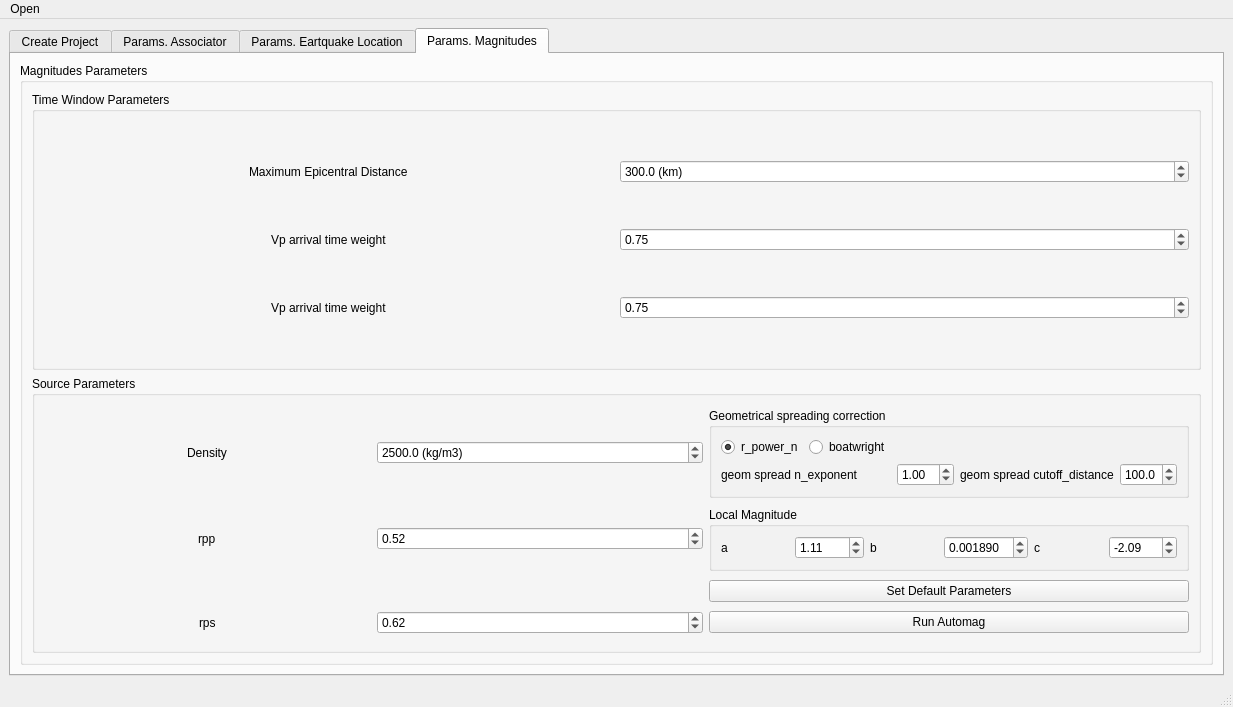
Old version of the form loc_flow_isp/resources/designer_uis/loc_flow.ui in the repository rcabdia/SurfQuake.
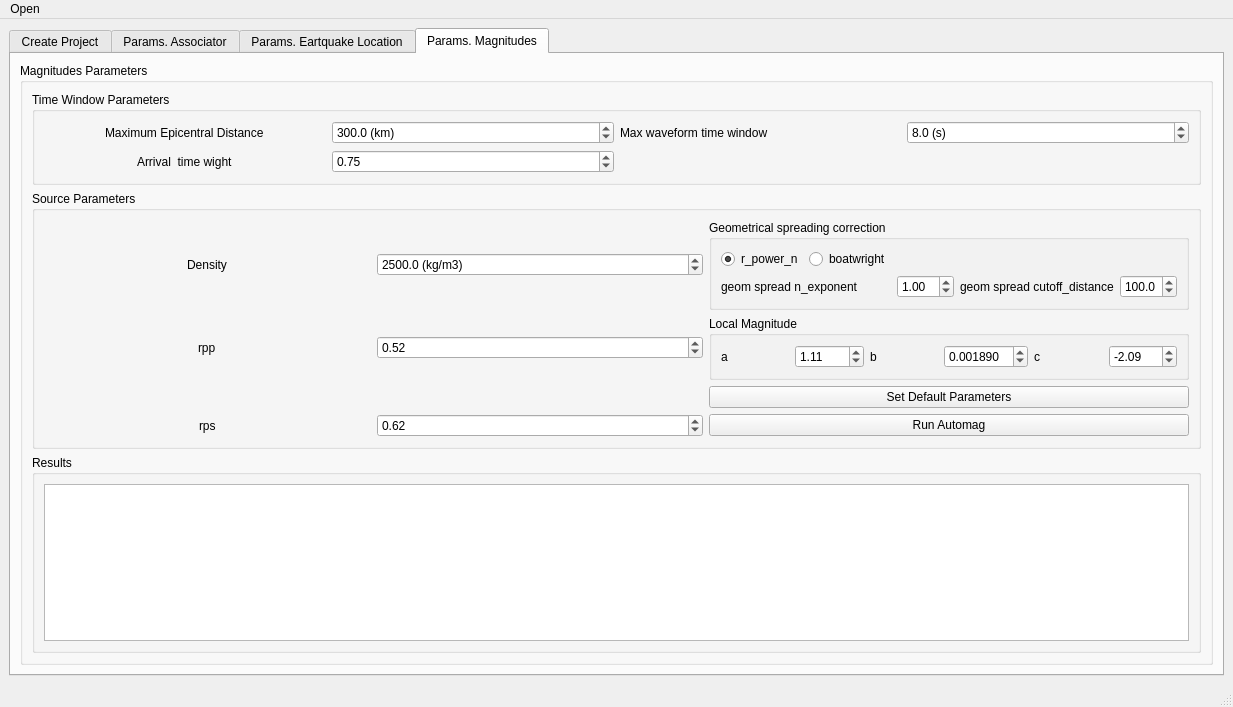
New version of the form. The open tabs and pages were chosen to show the change. Icons and pictures are not drawn.

Commit message: Improved Automag. Incorporated loop over events. Improved GUI

Patch:
```diff
--- a/loc_flow_isp/resources/designer_uis/loc_flow.ui
+++ b/loc_flow_isp/resources/designer_uis/loc_flow.ui
@@ -28,7 +28,7 @@
     <item>
      <widget class="QTabWidget" name="tabWidget">
       <property name="currentIndex">
-       <number>1</number>
+       <number>3</number>
       </property>
       <widget class="QWidget" name="tab_4">
        <attribute name="title">
@@ -1224,6 +1224,27 @@
                 <string>Time Window Parameters</string>
                </property>
                <layout class="QGridLayout" name="gridLayout_4">
+                <item row="1" column="0" alignment="Qt::AlignHCenter">
+                 <widget class="QLabel" name="label_29">
+                  <property name="text">
+                   <string>Arrival  time wight</string>
+                  </property>
+                 </widget>
+                </item>
+                <item row="0" column="0" alignment="Qt::AlignHCenter">
+                 <widget class="QLabel" name="label_26">
+                  <property name="text">
+                   <string>Maximum Epicentral Distance</string>
+                  </property>
+                 </widget>
+                </item>
+                <item row="0" column="2">
+                 <widget class="QLabel" name="label_30">
+                  <property name="text">
+                   <string>Max waveform time window</string>
+                  </property>
+                 </widget>
+                </item>
                 <item row="0" column="1">
                  <widget class="QDoubleSpinBox" name="mag_max_distDB">
                   <property name="prefix">
@@ -1246,29 +1267,8 @@
                   </property>
                  </widget>
                 </item>
-                <item row="0" column="0" alignment="Qt::AlignHCenter">
-                 <widget class="QLabel" name="label_26">
-                  <property name="text">
-                   <string>Maximum Epicentral Distance</string>
-                  </property>
-                 </widget>
-                </item>
-                <item row="1" column="0" alignment="Qt::AlignHCenter">
-                 <widget class="QLabel" name="label_29">
-                  <property name="text">
-                   <string>Vp arrival time weight</string>
-                  </property>
-                 </widget>
-                </item>
-                <item row="2" column="0" alignment="Qt::AlignHCenter">
-                 <widget class="QLabel" name="label_30">
-                  <property name="text">
-                   <string>Vp arrival time weight</string>
-                  </property>
-                 </widget>
-                </item>
                 <item row="1" column="1">
-                 <widget class="QDoubleSpinBox" name="doubleSpinBox">
+                 <widget class="QDoubleSpinBox" name="mag_vpweightDB">
                   <property name="maximum">
                    <double>1.000000000000000</double>
                   </property>
@@ -1280,10 +1280,16 @@
                   </property>
                  </widget>
                 </item>
-                <item row="2" column="1">
-                 <widget class="QDoubleSpinBox" name="doubleSpinBox_5">
+                <item row="0" column="3">
+                 <widget class="QDoubleSpinBox" name="win_lengthDB">
+                  <property name="suffix">
+                   <string> (s)</string>
+                  </property>
+                  <property name="decimals">
+                   <number>1</number>
+                  </property>
                   <property name="value">
-                   <double>0.750000000000000</double>
+                   <double>8.000000000000000</double>
                   </property>
                  </widget>
                 </item>
@@ -1300,70 +1306,6 @@
                 <string>Source Parameters</string>
                </property>
                <layout class="QGridLayout" name="gridLayout_13">
-                <item row="0" column="2">
-                 <widget class="QGroupBox" name="groupBox_14">
-                  <property name="title">
-                   <string>Geometrical spreading correction</string>
-                  </property>
-                  <layout class="QGridLayout" name="gridLayout_15">
-                   <item row="2" column="0">
-                    <widget class="QLabel" name="label_27">
-                     <property name="text">
-                      <string>geom spread n_exponent</string>
-                     </property>
-                    </widget>
-                   </item>
-                   <item row="0" column="0">
-                    <layout class="QHBoxLayout" name="horizontalLayout_2">
-                     <item>
-                      <widget class="QRadioButton" name="radioButton">
-                       <property name="text">
-                        <string>r_power_n</string>
-                       </property>
-                       <property name="checked">
-                        <bool>true</bool>
-                       </property>
-                      </widget>
-                     </item>
-                     <item>
-                      <widget class="QRadioButton" name="radioButton_2">
-                       <property name="text">
-                        <string>boatwright</string>
-                       </property>
-                      </widget>
-                     </item>
-                    </layout>
-                   </item>
-                   <item row="2" column="1">
-                    <widget class="QDoubleSpinBox" name="doubleSpinBox_6">
-                     <property name="value">
-                      <double>1.000000000000000</double>
-                     </property>
-                    </widget>
-                   </item>
-                   <item row="2" column="2">
-                    <widget class="QLabel" name="label_28">
-                     <property name="text">
-                      <string>geom spread cutoff_distance</string>
-                     </property>
-                    </widget>
-                   </item>
-                   <item row="2" column="3">
-                    <widget class="QDoubleSpinBox" name="doubleSpinBox_7">
-                     <property name="decimals">
-                      <number>1</number>
-                     </property>
-                     <property name="maximum">
-                      <double>400.000000000000000</double>
-                     </property>
-                     <property name="value">
-                      <double>100.000000000000000</double>
-                     </property>
-                    </widget>
-                   </item>
-                  </layout>
-                 </widget>
-                </item>
                 <item row="1" column="2">
                  <widget class="QGroupBox" name="groupBox_15">
                   <property name="title">
@@ -1421,20 +1363,6 @@
                   </layout>
                  </widget>
                 </item>
-                <item row="3" column="2">
-                 <widget class="QPushButton" name="mag_runBtn">
-                  <property name="text">
-                   <string>Run Automag</string>
-                  </property>
-                 </widget>
-                </item>
-                <item row="3" column="1">
-                 <widget class="QDoubleSpinBox" name="doubleSpinBox_4">
-                  <property name="value">
-                   <double>0.620000000000000</double>
-                  </property>
-                 </widget>
-                </item>
                 <item row="3" column="0" alignment="Qt::AlignHCenter">
                  <widget class="QLabel" name="label_35">
                   <property name="toolTip">
@@ -1445,36 +1373,17 @@
                   </property>
                  </widget>
                 </item>
-                <item row="1" column="1">
-                 <widget class="QDoubleSpinBox" name="doubleSpinBox_3">
-                  <property name="toolTip">
-                   <string>P-wave average radiation pattern coefficient</string>
-                  </property>
+                <item row="3" column="1">
+                 <widget class="QDoubleSpinBox" name="automag_rpsDB">
                   <property name="value">
-                   <double>0.520000000000000</double>
+                   <double>0.620000000000000</double>
                   </property>
                  </widget>
                 </item>
-                <item row="0" column="1">
-                 <widget class="QDoubleSpinBox" name="doubleSpinBox_2">
-                  <property name="suffix">
-                   <string> (kg/m3)</string>
-                  </property>
-                  <property name="decimals">
-                   <number>1</number>
-                  </property>
-                  <property name="maximum">
-                   <double>5000.000000000000000</double>
-                  </property>
-                  <property name="value">
-                   <double>2500.000000000000000</double>
-                  </property>
-                 </widget>
-                </item>
-                <item row="0" column="0" alignment="Qt::AlignHCenter">
-                 <widget class="QLabel" name="label_33">
+                <item row="3" column="2">
+                 <widget class="QPushButton" name="mag_runBtn">
                   <property name="text">
-                   <string>Density</string>
+                   <string>Run Automag</string>
                   </property>
                  </widget>
                 </item>
@@ -1491,6 +1400,119 @@
                    <string>Set Default Parameters</string>
                   </property>
                  </widget>
+                </item>
+                <item row="0" column="2">
+                 <widget class="QGroupBox" name="groupBox_14">
+                  <property name="title">
+                   <string>Geometrical spreading correction</string>
+                  </property>
+                  <layout class="QGridLayout" name="gridLayout_15">
+                   <item row="2" column="0">
+                    <widget class="QLabel" name="label_27">
+                     <property name="text">
+                      <string>geom spread n_exponent</string>
+                     </property>
+                    </widget>
+                   </item>
+                   <item row="0" column="0">
+                    <layout class="QHBoxLayout" name="horizontalLayout_2">
+                     <item>
+                      <widget class="QRadioButton" name="r_power_nRB">
+                       <property name="text">
+                        <string>r_power_n</string>
+                       </property>
+                       <property name="checked">
+                        <bool>true</bool>
+                       </property>
+                      </widget>
+                     </item>
+                     <item>
+                      <widget class="QRadioButton" name="radioButton_2">
+                       <property name="text">
+                        <string>boatwright</string>
+                       </property>
+                      </widget>
+                     </item>
+                    </layout>
+                   </item>
+                   <item row="2" column="1">
+                    <widget class="QDoubleSpinBox" name="geom_spread_n_exponentDB">
+                     <property name="value">
+                      <double>1.000000000000000</double>
+                     </property>
+                    </widget>
+                   </item>
+                   <item row="2" column="2">
+                    <widget class="QLabel" name="label_28">
+                     <property name="text">
+                      <string>geom spread cutoff_distance</string>
+                     </property>
+                    </widget>
+                   </item>
+                   <item row="2" column="3">
+                    <widget class="QDoubleSpinBox" name="geom_spread_cutoff_distanceDB">
+                     <property name="decimals">
+                      <number>1</number>
+                     </property>
+                     <property name="maximum">
+                      <double>400.000000000000000</double>
+                     </property>
+                     <property name="value">
+                      <double>100.000000000000000</double>
+                     </property>
+                    </widget>
+                   </item>
+                  </layout>
+                 </widget>
+                </item>
+                <item row="0" column="0" alignment="Qt::AlignHCenter">
+                 <widget class="QLabel" name="label_33">
+                  <property name="text">
+                   <string>Density</string>
+                  </property>
+                 </widget>
+                </item>
+                <item row="0" column="1">
+                 <widget class="QDoubleSpinBox" name="automag_density_DB">
+                  <property name="suffix">
+                   <string> (kg/m3)</string>
+                  </property>
+                  <property name="decimals">
+                   <number>1</number>
+                  </property>
+                  <property name="maximum">
+                   <double>5000.000000000000000</double>
+                  </property>
+                  <property name="value">
+                   <double>2500.000000000000000</double>
+                  </property>
+                 </widget>
+                </item>
+                <item row="1" column="1">
+                 <widget class="QDoubleSpinBox" name="automag_rppDB">
+                  <property name="toolTip">
+                   <string>P-wave average radiation pattern coefficient</string>
+                  </property>
+                  <property name="value">
+                   <double>0.520000000000000</double>
+                  </property>
+                 </widget>
+                </item>
+               </layout>
+              </widget>
+             </item>
+            </layout>
+           </item>
+           <item>
+            <layout class="QGridLayout" name="gridLayout_17">
+             <item row="0" column="0">
+              <widget class="QGroupBox" name="groupBox_16">
+               <property name="title">
+                <string>Results</string>
+               </property>
+               <layout class="QGridLayout" name="gridLayout_18">
+                <item row="0" column="0">
+                 <widget class="QPlainTextEdit" name="automagnitudesText_2"/>
                 </item>
                </layout>
               </widget>
```
The commit also changes 10 other files.
